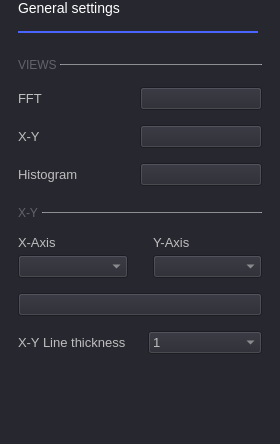
Above: ui/osc_general_settings.ui from analogdevicesinc/scopy before the change. Below: the same form after it.
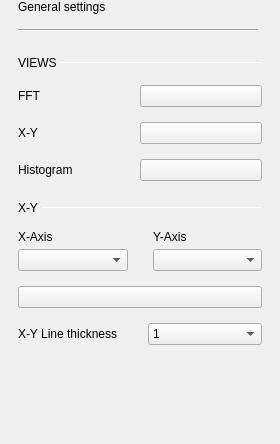
That is the form after the change. Custom widgets are drawn as their Qt base class.

The edit to the form file:
```diff
--- a/ui/osc_general_settings.ui
+++ b/ui/osc_general_settings.ui
@@ -14,32 +14,7 @@
    <string>GeneralSettings</string>
   </property>
   <property name="styleSheet">
-   <string notr="true">QWidget
-{
-  background-color: rgb(39, 39, 48);
-  color: rgb(190, 190, 190);
-  font: 10pt;
-  font-style: normal;
-  font-weight: normal;
-
-}
-
-QCheckBox {
-  spacing: 8px;
-  background-color: transparent;
-  font-size: 14px;
-  font-weight: bold;
-  color: rgba(255, 255, 255, 153);
-}
-
-QCheckBox::indicator {
-  width: 14px;
-  height: 14px;
-  border: 2px solid rgb(74,100,255);
-  border-radius: 4px;
-}
-QCheckBox::indicator:unchecked { background-color: transparent; }
-QCheckBox::indicator:checked { background-color: rgb(74,100,255); }</string>
+   <string notr="true"/>
   </property>
   <layout class="QVBoxLayout" name="verticalLayout">
    <property name="spacing">
@@ -84,12 +59,6 @@
            <verstretch>0</verstretch>
           </sizepolicy>
          </property>
-         <property name="styleSheet">
-          <string notr="true">color: white;
-	font-size: 14px;
-	font-weight: normal;
-</string>
-         </property>
          <property name="text">
           <string>General settings</string>
          </property>
@@ -109,9 +78,6 @@
            <height>2</height>
           </size>
          </property>
-         <property name="styleSheet">
-          <string notr="true">border: 2px solid rgb(74, 100, 255);</string>
-         </property>
          <property name="orientation">
           <enum>Qt::Horizontal</enum>
          </property>
@@ -161,12 +127,6 @@
            <verstretch>0</verstretch>
           </sizepolicy>
          </property>
-         <property name="styleSheet">
-          <string notr="true">QLabel {
-		font-size: 12px;
-		color: rgba(255, 255, 255, 70);
-	}</string>
-         </property>
          <property name="text">
           <string>VIEWS </string>
          </property>
@@ -186,9 +146,6 @@
            <height>1</height>
           </size>
          </property>
-         <property name="styleSheet">
-          <string notr="true">border: 1px solid rgba(255, 255, 255, 70);</string>
-         </property>
          <property name="orientation">
           <enum>Qt::Horizontal</enum>
          </property>
@@ -212,9 +169,6 @@
        </property>
        <item row="0" column="0">
         <widget class="QLabel" name="label_2">
-         <property name="styleSheet">
-          <string notr="true">font-size: 13px;</string>
-         </property>
          <property name="text">
           <string>FFT</string>
          </property>
@@ -222,9 +176,6 @@
        </item>
        <item row="3" column="0">
         <widget class="QLabel" name="label_8">
-         <property name="styleSheet">
-          <string notr="true">font-size: 13px;</string>
-         </property>
          <property name="text">
           <string>Histogram</string>
          </property>
@@ -246,9 +197,6 @@
        </item>
        <item row="2" column="0">
         <widget class="QLabel" name="label_3">
-         <property name="styleSheet">
-          <string notr="true">font-size: 13px;</string>
-         </property>
          <property name="text">
           <string>X-Y</string>
          </property>
@@ -310,12 +258,6 @@
               <verstretch>0</verstretch>
              </sizepolicy>
             </property>
-            <property name="styleSheet">
-             <string notr="true">QLabel {
-		font-size: 12px;
-		color: rgba(255, 255, 255, 70);
-	}</string>
-            </property>
             <property name="text">
              <string>X-Y </string>
             </property>
@@ -335,9 +277,6 @@
               <height>1</height>
              </size>
             </property>
-            <property name="styleSheet">
-             <string notr="true">border: 1px solid rgba(255, 255, 255, 70);</string>
-            </property>
             <property name="orientation">
              <enum>Qt::Horizontal</enum>
             </property>
@@ -358,9 +297,6 @@
           </property>
           <item row="0" column="1">
            <widget class="QLabel" name="label_6">
-            <property name="styleSheet">
-             <string notr="true">font-size: 13px;</string>
-            </property>
             <property name="text">
              <string>Y-Axis</string>
             </property>
@@ -371,9 +307,6 @@
           </item>
           <item row="0" column="0">
            <widget class="QLabel" name="label_7">
-            <property name="styleSheet">
-             <string notr="true">font-size: 13px;</string>
-            </property>
             <property name="text">
              <string>X-Axis</string>
             </property>
```
Left out of the diff: 18 changed lines with no effect on the pictures.
